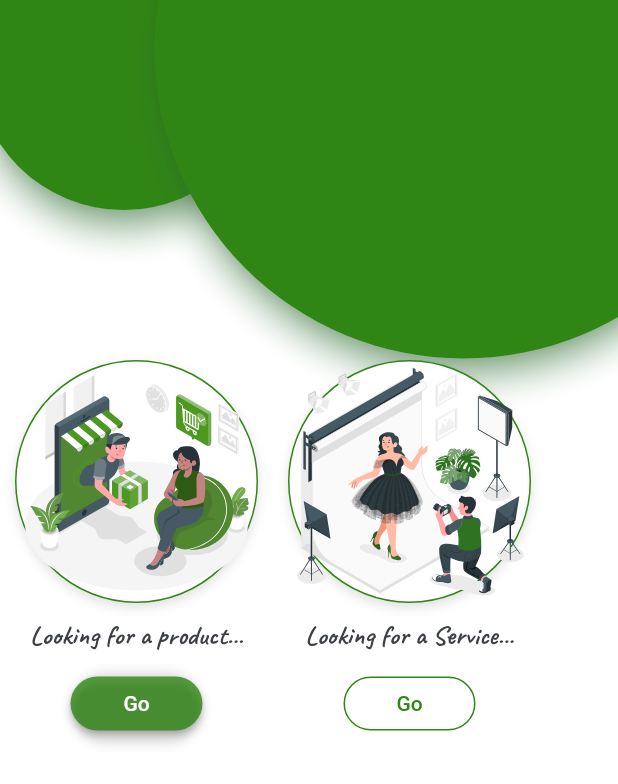
After one commit to yamuna1996d/3D, a Flutter app: the EcomorServ screen opened directly, on a phone screen of 412 x 824 dp. The commit adds this screen. Shown: the top 784 px of the screen. Run offline on Flutter 3.47's test engine with Material 2 defaults, Android fonts, the phone set to English and light mode, and no system bars; our stand-ins replace flutter_rating_bar, flutter_svg, flutter_swiper, google_fonts, numberpicker, simple_animations and 1 more; missing offline and left inert: autocomplete_textfield, imageview360, mccounting_text; statements that could not run were skipped.

Commit message:
Ecom or Service

```diff
--- a/lib/Screens/BottamNav.dart
+++ b/lib/Screens/BottamNav.dart
@@ -1,6 +1,7 @@
 import 'package:dapp/NavBar_Components/More_Products.dart';
 import 'package:dapp/NavBar_Components/Notifications.dart';
 import 'package:dapp/NavBar_Components/User_profile.dart';
+import 'package:dapp/components/EcomorServ.dart';
 import 'package:dapp/constraints.dart';
 import 'package:flutter/material.dart';
 
@@ -69,6 +70,7 @@ class _BottomNavBarV2State extends State<BottomNavBarV2> {
                               color: currentIndex == 2 ? PrimaryColor : Colors.grey.shade400,
                             ),
                             onPressed: () {
+                              Navigator.push(context, MaterialPageRoute(builder: (context)=>EcomorServ()));
                               setBottomBarIndex(2);
                             }),
                         IconButton(
--- /dev/null
+++ b/lib/components/EcomorServ.dart
@@ -0,0 +1,149 @@
+import 'package:dapp/Screens/Products.dart';
+import 'package:dapp/constraints.dart';
+import 'package:flutter/material.dart';
+import 'package:flutter_svg/flutter_svg.dart';
+import 'package:flutter_svg/svg.dart';
+import 'package:google_fonts/google_fonts.dart';
+
+class EcomorServ extends StatelessWidget {
+  final String assetName = 'assets/online.svg';
+  @override
+  Widget build(BuildContext context) {
+
+    Widget drawCircles() {
+      var heightOfScreen = MediaQuery.of(context).size.height;
+      var widthOfScreen = MediaQuery.of(context).size.width;
+      return Column(
+        children: <Widget>[
+          CustomPaint(
+            painter: DrawCircle(
+              offset: Offset(widthOfScreen * 0.2, heightOfScreen * 0.05),
+              radius: widthOfScreen * 0.24,
+              color: PrimaryColor,
+              hasShadow: true,
+              shadowColor: Colors.green,
+            ),
+          ),
+          CustomPaint(
+            painter: DrawCircle(
+              offset: Offset(widthOfScreen * 0.75, heightOfScreen * 0.04),
+              radius: widthOfScreen * 0.5,
+              color: PrimaryColor,
+              hasShadow: true,
+              shadowColor: Colors.green,
+            ),
+          ),
+
+        ],
+      );
+    }
+
+    return Scaffold(
+      backgroundColor: Colors.white,
+      body: Container(
+        child: Stack(
+          children: [
+            drawCircles(),
+            Column(
+              children: [
+                Container(
+                  child: Row(
+                    children: [
+                      Padding(
+                        padding: const EdgeInsets.only(top: 240,left: 10,),
+                        child: Column(
+                          children: [
+                            Container(
+                              decoration: new BoxDecoration(
+                                color: Colors.white,
+                                boxShadow: shadow,
+                                border: new Border.all(
+                                  color:PrimaryColor,
+                                ),
+                                shape: BoxShape.circle,
+                              ),
+                               child: SvgPicture.asset("assets/online.svg",fit: BoxFit.cover,width: 160,),
+                            ),
+                            SizedBox(height: 10,),
+                            Container(
+                              child: Text("Looking for a product...",style: GoogleFonts.caveat(
+                                fontWeight: FontWeight.bold,fontSize: 18
+                              ),),
+                            ),
+                            SizedBox(height: 10,),
+
+                            Container(
+                              decoration: BoxDecoration(
+                                boxShadow: shadow,
+                                borderRadius: BorderRadius.circular(50),
+                              ),
+                             child: RaisedButton(
+                                onPressed: (){
+                                  Navigator.push(context, MaterialPageRoute(builder: (context)=>HomeScreen()));
+                                },
+                               shape: RoundedRectangleBorder(borderRadius: BorderRadius.circular(50)),
+                                textColor: Colors.white,
+                                color: PrimaryColor.withOpacity(0.8),
+                                padding: EdgeInsets.all(8.0),
+                                child: Text(
+                                  "Go",
+                                ),
+                              ),
+                            )
+
+                          ],
+                        ),
+                      ),
+                      Padding(
+                        padding: const EdgeInsets.only(top: 240,left: 20),
+                        child: Column(
+                          children: [
+                            Container(
+                              decoration: new BoxDecoration(
+                                color: Colors.white,
+                                boxShadow: shadow,
+                                border: new Border.all(
+                                  color: PrimaryColor,
+                                ),
+                                shape: BoxShape.circle,
+                              ),
+                              child: SvgPicture.asset("assets/photo.svg",fit: BoxFit.cover,width: 160,),
+                            ),
+                            SizedBox(height: 10,),
+                            Container(
+                              child: Text("Looking for a Service...",style: GoogleFonts.caveat(
+                                  fontWeight: FontWeight.bold,fontSize: 18
+                              ),),
+                            ),
+                            SizedBox(height: 10,),
+
+                            Container(
+                                child: FlatButton(
+                                  onPressed: null,
+                                  child: Text('Go', style: TextStyle(
+                                      color: PrimaryColor
+                                  )
+                                  ),
+                                  textColor: Colors.white,
+                                  shape: RoundedRectangleBorder(side: BorderSide(
+                                      color: PrimaryColor,
+                                      width: 1,
+                                      style: BorderStyle.solid
+                                  ), borderRadius: BorderRadius.circular(50)),
+                                )
+                            ),
+                          ],
+                        ),
+                      )
+                    ],
+                  ),
+                ),
+
+              ],
+            ),
+          ],
+        ),
+      ),
+    );
+  }
+}
--- a/lib/constraints.dart
+++ b/lib/constraints.dart
@@ -38,3 +38,53 @@ class SizeConfig {
     defaultWidth = defaultSize * screenWidth / widthInPx;
   }
 }
+class DrawCircle extends CustomPainter {
+  DrawCircle({
+    @required this.radius,
+    @required this.offset,
+    @required this.color,
+    this.elevation = 8,
+    this.transparentOccluder = true,
+    this.shadowColor,
+    this.hasShadow = false,
+    this.shadowOffset = 1,
+  }) {
+    _paint = Paint()
+      ..color = color
+      ..strokeWidth = 10.0
+      ..style = PaintingStyle.fill;
+  }
+
+  final double radius;
+  final Offset offset;
+  final Color color;
+  final double elevation;
+  final bool transparentOccluder;
+  final bool hasShadow;
+  final Color shadowColor;
+  final double shadowOffset;
+  Paint _paint;
+
+  @override
+  void paint(Canvas canvas, Size size) {
+    if (hasShadow) {
+      Path oval = Path()
+        ..addOval(
+            Rect.fromCircle(center: offset, radius: radius + shadowOffset));
+
+      canvas.drawShadow(
+        oval,
+        shadowColor ?? Colors.black.withOpacity(0.7),
+        elevation,
+        transparentOccluder,
+      );
+    }
+
+    canvas.drawCircle(offset, radius, _paint);
+  }
+
+  @override
+  bool shouldRepaint(CustomPainter oldDelegate) {
+    return false;
+  }
+}
--- a/lib/main.dart
+++ b/lib/main.dart
@@ -1,4 +1,5 @@
 import 'package:dapp/Screens/Products.dart';
+import 'package:dapp/Screens/SelectLocation.dart';
 import 'package:flutter/material.dart';
 
 import 'constraints.dart';
@@ -21,7 +22,7 @@ class MyApp extends StatelessWidget {
         textTheme: Theme.of(context).textTheme.apply(bodyColor: TextColor),
         visualDensity: VisualDensity.adaptivePlatformDensity,
       ),
-      home: HomeScreen(),
+      home: SelectLocation(),
     );
   }
 }
--- a/pubspec.yaml
+++ b/pubspec.yaml
@@ -28,6 +28,7 @@ dependencies:
   # The following adds the Cupertino Icons font to your application.
   # Use with the CupertinoIcons class for iOS style icons.
   cupertino_icons: ^1.0.2
+
   flutter_svg: ^0.19.1
   curved_navigation_bar: ^0.3.7
   imageview360: ^1.0.0
@@ -41,7 +42,10 @@ dependencies:
   mccounting_text: ^0.1.0
   sliding_sheet: ^0.3.5
   simple_animations: ^2.2.1
+  autocomplete_textfield: ^1.7.3
+  google_fonts: ^2.0.0
   badges: ^1.1.6
+  http: ^0.13.1
 
 dev_dependencies:
   flutter_test:
```
Also changed, not shown: lib/Screens/SelectLocation.dart (added, +327 -0 lines), lib/helpers/Config.dart (added, +18 -0 lines), assets/online.png (added), assets/online.svg (added), assets/photo.svg (added), pubspec.lock.
